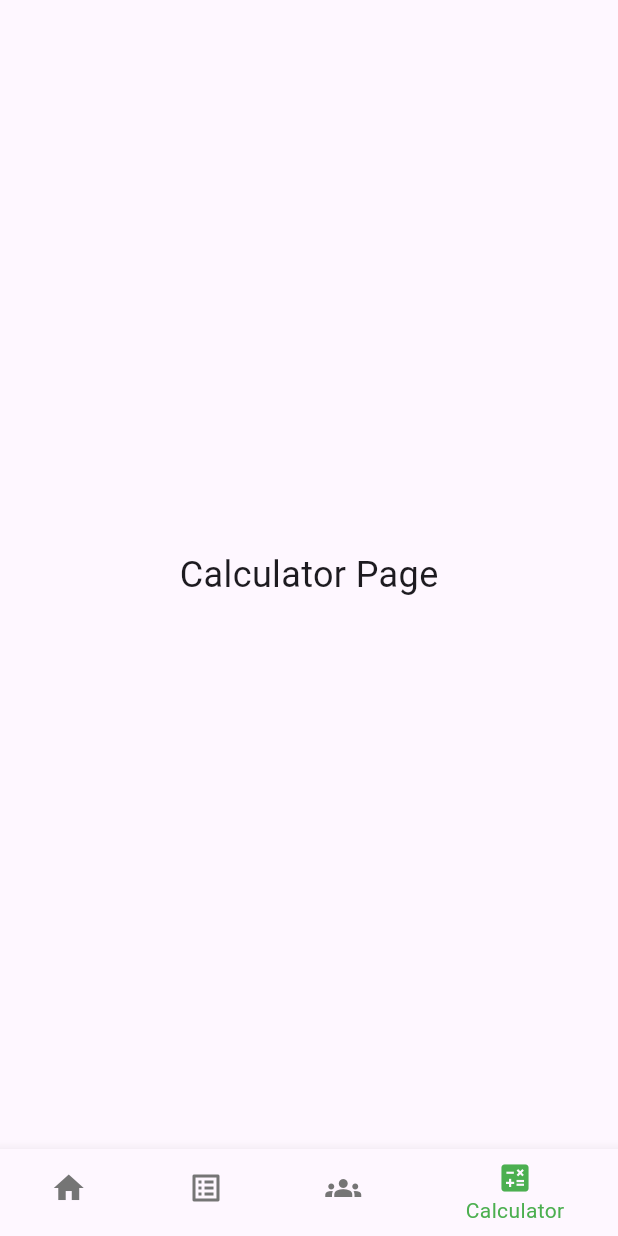
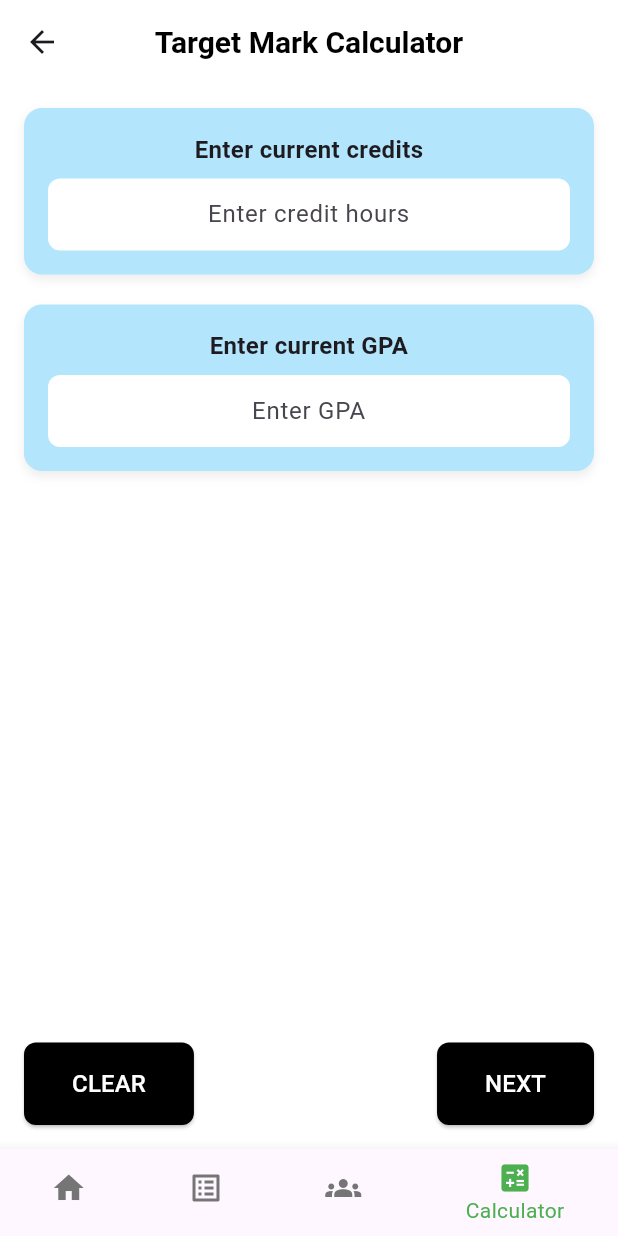
Before and after one commit to adlinzahid/pomodoropro, a Flutter app: the MyHomePage screen opened directly, item 4 of the bottom bar chosen, on a phone screen of 412 x 824 dp. Run offline on Flutter 3.47's test engine with Material 3 defaults, Android fonts, the phone set to English and light mode, and no system bars; our stand-ins replace cloud_firestore, firebase_auth, firebase_core, flutter_hooks, google_fonts, hooks_riverpod and 1 more; accounts and stored records are empty.

Commit message:
update on pomodoro timer & calculator page

```diff
--- a/lib/main.dart
+++ b/lib/main.dart
@@ -1,6 +1,7 @@
 import 'package:flutter/material.dart';
 import 'package:google_fonts/google_fonts.dart';
 import 'todo_page.dart'; // Import the todo_page.dart file
+import 'target_mark.dart'; //Import the target_mark.dart file
 import 'package:firebase_core/firebase_core.dart';
 import 'firebase_options.dart';
 import 'splashscreen.dart';
@@ -48,7 +49,8 @@
     Center(
         child:
             Text('Group Collaboration Page', style: TextStyle(fontSize: 24))),
-    Center(child: Text('Calculator Page', style: TextStyle(fontSize: 24))),
+    TargetMarkCalculator(), // Links to the TargetMarkPage in `target_mark.dart`
+
   ];
 
   void _onItemTapped(int index) {
--- /dev/null
+++ b/lib/target_mark.dart
@@ -0,0 +1,160 @@
+import 'package:flutter/material.dart';
+import 'second_target_mark.dart'; // Import the second_target_mark.dart file
+
+void main() {
+  runApp(const MaterialApp(
+    home: TargetMarkCalculator(),
+  ));
+}
+
+class TargetMarkCalculator extends StatefulWidget {
+  const TargetMarkCalculator({Key? key}) : super(key: key);
+
+  @override
+  State<TargetMarkCalculator> createState() => _TargetMarkCalculatorState();
+}
+
+class _TargetMarkCalculatorState extends State<TargetMarkCalculator> {
+  final TextEditingController _creditsController = TextEditingController();
+  final TextEditingController _gpaController = TextEditingController();
+
+  @override
+  Widget build(BuildContext context) {
+    return Scaffold(
+      backgroundColor: Colors.white,
+      appBar: AppBar(
+        elevation: 0,
+        backgroundColor: Colors.white,
+        title: const Text(
+          'Target Mark Calculator',
+          style: TextStyle(
+            color: Colors.black,
+            fontSize: 20,
+            fontWeight: FontWeight.bold,
+          ),
+        ),
+        centerTitle: true, // Center the app bar title
+      ),
+      body: Padding(
+        padding: const EdgeInsets.all(16.0),
+        child: Column(
+          mainAxisAlignment: MainAxisAlignment.start,
+          children: [
+            _buildInputBox(
+              'Enter current credits',
+              'Enter credit hours',
+              _creditsController,
+            ),
+            const SizedBox(height: 20),
+            _buildInputBox(
+              'Enter current GPA',
+              'Enter GPA',
+              _gpaController,
+            ),
+            const Spacer(),
+            Row(
+              mainAxisAlignment: MainAxisAlignment.spaceBetween,
+              children: [
+                _buildButton(
+                  'CLEAR',
+                  Colors.black,
+                  onPressed: () {
+                    _creditsController.clear();
+                    _gpaController.clear();
+                  },
+                ),
+                _buildButton(
+                  'NEXT',
+                  Colors.black,
+                  onPressed: () {
+                    // Retrieve inputs from the text fields
+                    final int currentCredits = int.tryParse(_creditsController.text) ?? 0;
+                    final double currentGpa = double.tryParse(_gpaController.text) ?? 0.0;
+
+                    // Navigate to SecondTargetMarkCalculator with user inputs
+                    Navigator.push(
+                      context,
+                      MaterialPageRoute(
+                        builder: (context) => SecondTargetMarkCalculator(
+                          currentCredits: currentCredits,
+                          currentGpa: currentGpa,
+                        ),
+                      ),
+                    );
+                  },
+                ),
+              ],
+            ),
+          ],
+        ),
+      ),
+    );
+  }
+
+  Widget _buildInputBox(
+      String title, String hint, TextEditingController controller) {
+    return Container(
+      padding: const EdgeInsets.all(16.0),
+      decoration: BoxDecoration(
+        color: Colors.lightBlue[100],
+        borderRadius: BorderRadius.circular(12.0),
+        boxShadow: [
+          BoxShadow(
+            color: Colors.grey.withOpacity(0.2),
+            blurRadius: 5,
+            offset: const Offset(0, 3),
+          ),
+        ],
+      ),
+      child: Column(
+        crossAxisAlignment: CrossAxisAlignment.center, // Center-align text
+        children: [
+          Text(
+            title,
+            textAlign: TextAlign.center, // Center-align title
+            style: const TextStyle(
+              fontSize: 16,
+              fontWeight: FontWeight.w600,
+            ),
+          ),
+          const SizedBox(height: 8.0),
+          TextField(
+            controller: controller,
+            textAlign: TextAlign.center, // Center-align input text
+            decoration: InputDecoration(
+              hintText: hint,
+              filled: true,
+              fillColor: Colors.white,
+              contentPadding: const EdgeInsets.symmetric(
+                  horizontal: 12.0, vertical: 8.0),
+              border: OutlineInputBorder(
+                borderRadius: BorderRadius.circular(8.0),
+                borderSide: BorderSide.none,
+              ),
+            ),
+          ),
+        ],
+      ),
+    );
+  }
+
+  Widget _buildButton(String label, Color color, {required VoidCallback onPressed}) {
+    return ElevatedButton(
+      onPressed: onPressed,
+      style: ElevatedButton.styleFrom(
+        backgroundColor: color,
+        shape: RoundedRectangleBorder(
+          borderRadius: BorderRadius.circular(8.0),
+        ),
+        padding: const EdgeInsets.symmetric(horizontal: 32, vertical: 16),
+      ),
+      child: Text(
+        label,
+        style: const TextStyle(
+          color: Colors.white,
+          fontSize: 16,
+        ),
+      ),
+    );
+  }
+}
```
Also changed, not shown: lib/pomodoro_timer_page.dart (added, +164 -0 lines), lib/second_target_mark.dart (added, +282 -0 lines), lib/todo_page.dart (+43 -59 lines).
